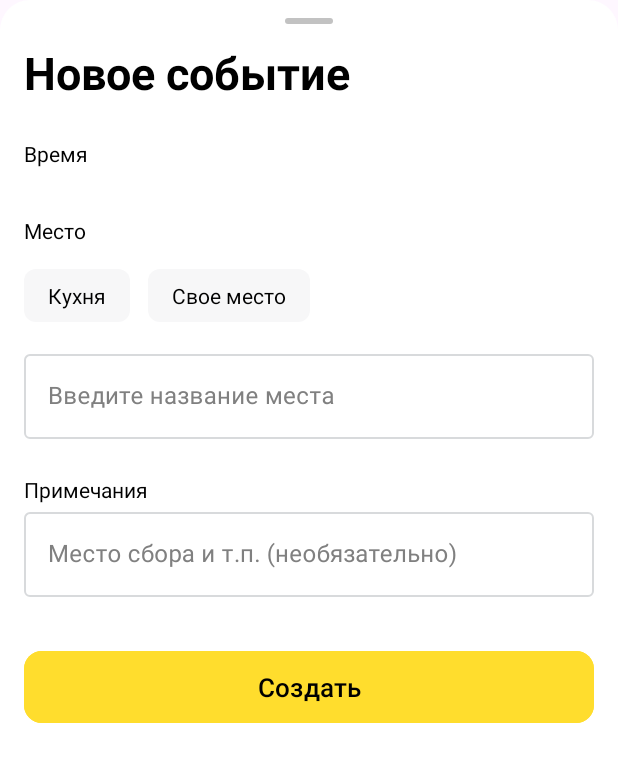
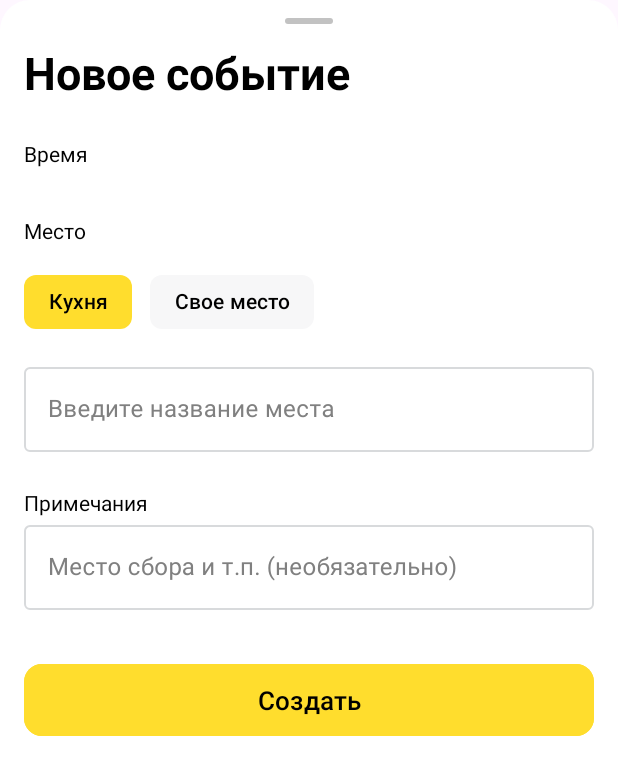
Before and after one commit to t-lunch/t-lunch-android, an Android app: the layout fragment_bottom_sheet_create_lunch.xml on its own in the app's theme, with its tools: preview values and no code run, on a phone screen of 412 x 824 dp. Shown: the top 775 px of the screen. Run offline under Robolectric (Android 15) with nearby library versions, the phone set to English and light mode, and no system bars.

Commit message:
feat: добавление функционала выбора места для обеда и настройка стиля диалога
- Добавлен выбор между кухней и другим местом для обеда с соответствующими кнопками и полем для ввода кастомного места.
- Настроены стили и поведение BottomSheetDialog для корректного отображения и взаимодействия.
- Обновлены XML-разметки для улучшения интерфейса и добавления необходимых атрибутов.

```diff
--- a/app/src/main/AndroidManifest.xml
+++ b/app/src/main/AndroidManifest.xml
@@ -31,7 +31,8 @@
 
         <activity
             android:name=".screens.main.MainActivity"
-            android:exported="true">
+            android:exported="true"
+            android:windowSoftInputMode="adjustResize|adjustPan">
             <intent-filter>
                 <action android:name="android.intent.action.MAIN" />
                 <category android:name="android.intent.category.DEFAULT" />
--- a/app/src/main/res/layout/fragment_bottom_sheet_create_lunch.xml
+++ b/app/src/main/res/layout/fragment_bottom_sheet_create_lunch.xml
@@ -5,11 +5,10 @@
     style="@style/Theme.BottomSheetDialog"
     android:layout_width="match_parent"
     android:layout_height="wrap_content"
-    android:clipChildren="false"
-    android:clipToPadding="false"
-    android:paddingHorizontal="16dp"
+    android:importantForAutofill="noExcludeDescendants"
     android:paddingBottom="32dp"
-    app:behavior_draggable="true">
+    app:behavior_draggable="true"
+    tools:ignore="UnusedAttribute">
 
     <com.google.android.material.bottomsheet.BottomSheetDragHandleView
         android:id="@+id/drag_handle"
@@ -25,6 +24,7 @@
         android:layout_width="match_parent"
         android:layout_height="wrap_content"
         android:layout_marginTop="-20dp"
+        android:paddingHorizontal="16dp"
         android:text="@string/new_event"
         android:textColor="@color/black"
         android:textSize="30sp"
@@ -36,6 +36,7 @@
         android:id="@+id/time_subheader"
         android:layout_width="match_parent"
         android:layout_height="wrap_content"
+        android:paddingHorizontal="16dp"
         android:paddingTop="24dp"
         android:text="@string/time"
         android:textColor="@color/black"
@@ -50,6 +51,7 @@
         android:clipChildren="false"
         android:clipToPadding="false"
         android:orientation="horizontal"
+        android:paddingHorizontal="16dp"
         android:paddingTop="8dp"
         app:layoutManager="androidx.recyclerview.widget.LinearLayoutManager"
         app:layout_constraintStart_toStartOf="parent"
@@ -59,6 +61,7 @@
         android:id="@+id/place_subheader"
         android:layout_width="match_parent"
         android:layout_height="wrap_content"
+        android:paddingHorizontal="16dp"
         android:paddingTop="24dp"
         android:text="@string/place"
         android:textColor="@color/black"
@@ -71,16 +74,49 @@
         android:layout_width="match_parent"
         android:layout_height="wrap_content"
         android:orientation="horizontal"
+        android:paddingHorizontal="16dp"
         app:layout_constraintStart_toStartOf="parent"
         app:layout_constraintTop_toBottomOf="@id/place_subheader">
 
-        <include
-            android:id="@+id/place_kitchen"
-            layout="@layout/item_lunch_place_kitchen" />
+        <com.google.android.material.button.MaterialButton
+            android:id="@+id/kitchenButton"
+            android:layout_width="wrap_content"
+            android:layout_height="wrap_content"
+            android:layout_marginVertical="16dp"
+            android:layout_marginEnd="12dp"
+            android:includeFontPadding="false"
+            android:minWidth="8dp"
+            android:minHeight="16dp"
+            android:paddingHorizontal="16dp"
+            android:paddingVertical="10dp"
+            android:text="@string/kitchen"
+            android:textColor="@color/black"
+            android:textFontWeight="400"
+            android:textSize="14sp"
+            app:backgroundTint="@color/yellow"
+            app:cornerRadius="8dp"
+            app:rippleColor="@color/transparent"
+            app:textAllCaps="false" />
 
-        <include
-            android:id="@+id/place_other"
-            layout="@layout/item_lunch_place_other" />
+        <com.google.android.material.button.MaterialButton
+            android:id="@+id/otherPlaceButton"
+            android:layout_width="wrap_content"
+            android:layout_height="wrap_content"
+            android:layout_marginVertical="16dp"
+            android:layout_marginEnd="12dp"
+            android:includeFontPadding="false"
+            android:minWidth="8dp"
+            android:minHeight="16dp"
+            android:paddingHorizontal="16dp"
+            android:paddingVertical="10dp"
+            android:text="@string/custom_place"
+            android:textColor="@color/black"
+            android:textFontWeight="400"
+            android:textSize="14sp"
+            android:textStyle="normal"
+            app:backgroundTint="@color/chip_gray"
+            app:cornerRadius="8dp"
+            app:textAllCaps="false" />
 
     </LinearLayout>
 
@@ -90,6 +126,7 @@
         android:layout_width="match_parent"
         android:layout_height="wrap_content"
         android:hint="@string/enter_custom_place_name"
+        android:paddingHorizontal="16dp"
         android:visibility="gone"
         app:layout_constraintStart_toStartOf="parent"
         app:layout_constraintTop_toBottomOf="@id/place_layout"
@@ -107,6 +144,7 @@
         android:id="@+id/note_field"
         android:layout_width="match_parent"
         android:layout_height="wrap_content"
+        android:paddingHorizontal="16dp"
         android:paddingTop="24dp"
         android:text="@string/notes"
         android:textColor="@color/black"
@@ -120,7 +158,7 @@
         android:layout_width="match_parent"
         android:layout_height="wrap_content"
         android:hint="@string/notes_hint"
-        android:visibility="gone"
+        android:paddingHorizontal="16dp"
         app:layout_constraintStart_toStartOf="parent"
         app:layout_constraintTop_toBottomOf="@id/note_field"
         tools:visibility="visible">
@@ -137,6 +175,7 @@
         android:id="@+id/createButton"
         android:layout_width="match_parent"
         android:layout_height="56dp"
+        android:layout_marginHorizontal="16dp"
         android:layout_marginTop="32dp"
         android:backgroundTint="@color/yellow"
         android:fontFeatureSettings="liga 0"
--- a/app/src/main/res/values/themes.xml
+++ b/app/src/main/res/values/themes.xml
@@ -40,4 +40,10 @@
         <item name="android:windowIsFloating">false</item>
         <item name="android:background">@drawable/shape_rounded_dialog</item>
     </style>
+
+    <style name="DialogStyle" parent="Theme.Design.Light.BottomSheetDialog">
+        <item name="android:windowIsFloating">false</item>
+        <item name="android:statusBarColor">@android:color/transparent</item>
+        <item name="android:windowSoftInputMode">adjustResize</item>
+    </style>
 </resources>
```
Also changed, not shown: app/src/main/java/ru/tinkoff/lunch/screens/main/ui/dialogs/CreateLunchBottomSheet.kt (+46 -0 lines).
